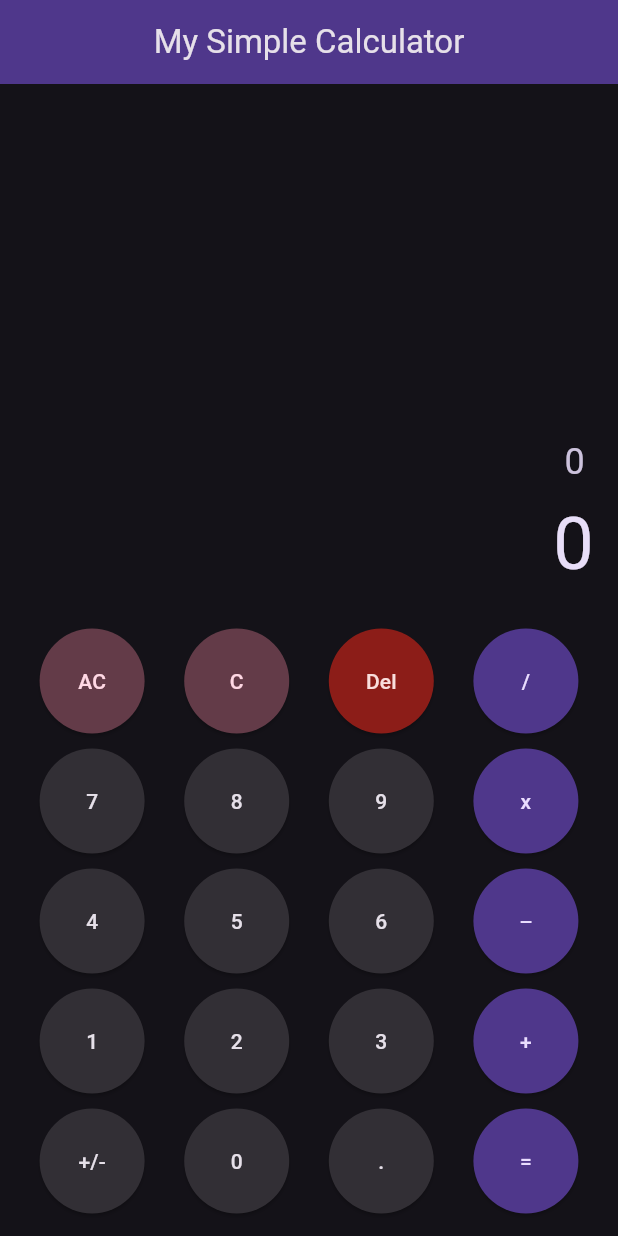
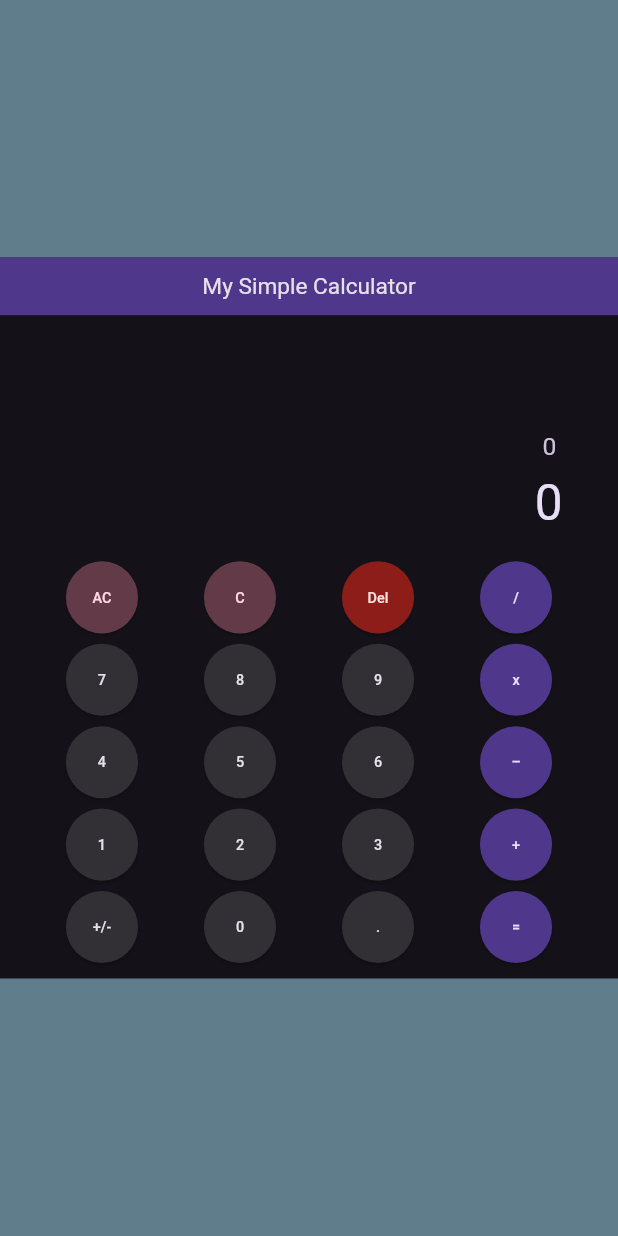
Before and after one commit to csarevalo/Flutter-App-Simple-Calculator, a Flutter app: the screen it shows after launch, on a phone screen of 412 x 824 dp. Run offline on Flutter 3.47's test engine with Material 2 defaults, Android fonts, the phone set to English and light mode, and no system bars; Roboto replaces fonts that are missing (Poppins).

Commit message:
dynamic calculator fixed-size, and changes to app state

```diff
--- a/lib/src/appState/my_app_state_3.dart
+++ b/lib/src/appState/my_app_state_3.dart
@@ -24,7 +24,7 @@ class MyAppState extends ChangeNotifier {
 
   NumberFormat updateFormat(num num, [int maxDigits = 9, int minDigits = -1]) {
     //max num = 999e+395
-    // NumberFormat numberFormat = NumberFormat("########0.0########E0##", 'en_us');
+    // NumberFormat decFormat = NumberFormat("########0.########", 'en_us');
     NumberFormat decFormat = NumberFormat.decimalPattern('en_us');
     NumberFormat sciFormat = NumberFormat.scientificPattern('en_us');
     NumberFormat numberFormat; // OUTPUT
@@ -164,24 +164,25 @@ class MyAppState extends ChangeNotifier {
       // numberFormat.minimumSignificantDigitsStrict = true;
       numberFormat.minimumSignificantDigits = minSigFigs;
     } else if (format == 'dec') {
-      numberFormat = decFormat;
+      numStr = decFormat.format(num).replaceAll(RegExp(r'[^0-9]'), '');
+      if (numStr.length > maxDigits) {
+        numberFormat = sciFormat;
+      } else {
+        numberFormat = decFormat;
+      }
       numberFormat.significantDigitsInUse = true;
       numberFormat.maximumSignificantDigits = maxSigFigs;
 
-      // numStr = numberFormat.format(num);
-      // if (numStr.contains('.')) {
-      //   //after decimal dot
-      //   numStr.split('.')[1];
+      //FIXME: attempting to mess with the minimum significat digits
+      // produces unnecessary zeros
+
+      // if (!minDigits.isNegative && num == 0) {
+      //   minSigFigs = minDigits;
       // } else {
-      //   //no decimal
+      //   minSigFigs = maxSigFigs;
       // }
-      if (!minDigits.isNegative && num == 0) {
-        minSigFigs = minDigits;
-      } else {
-        minSigFigs = maxSigFigs;
-      }
-      // numberFormat.minimumSignificantDigitsStrict = true;
-      numberFormat.minimumSignificantDigits = minSigFigs;
+      // // numberFormat.minimumSignificantDigitsStrict = true;
+      // numberFormat.minimumSignificantDigits = minSigFigs;
     } else {
       throw Exception('Invalid format');
     }
@@ -192,27 +193,9 @@ class MyAppState extends ChangeNotifier {
     //==============================================================
     // numberFormat.significantDigitsInUse = true;
     // numberFormat.maximumSignificantDigits = maxSigFigs;
-    // numberFormat.minimumSignificantDigitsStrict = true;
-    // numberFormat.minimumSignificantDigits = minSigFigs;
+    // numberFormat.minimumSignificantDigitsStrict = true; //issues
+    // numberFormat.minimumSignificantDigits = minSigFigs; //issues
     //==============================================================
-
-    // if (num.toString().contains('.')) {
-    //   numberFormat.minimumSignificantDigitsStrict = true;
-    //   if (num.toString().length < maxDigits) {
-    //     // display small numbers (e.g. 0.001)
-    //     var tempString = num.toString().replaceAll(RegExp(r'[^0-9]'), '');
-    //     if (tempString.contains('e')) {
-    //       numberFormat.minimumSignificantDigits =
-    //           tempString.split('e')[0].length - 2;
-    //     } else {
-    //       numberFormat.minimumSignificantDigits = tempString.length - 2;
-    //     }
-    //   } else {
-    //     numberFormat.minimumSignificantDigits = maxDigits;
-    //   }
-    // } else {
-    //   numberFormat.minimumSignificantDigitsStrict = false;
-    // }
 
     /// USELESS VALUES
     // numberFormat.maximumIntegerDigits = maxDigits;
--- a/lib/src/calculator_app.dart
+++ b/lib/src/calculator_app.dart
@@ -20,14 +20,14 @@ class CalculatorApp extends StatelessWidget {
           fontFamily: 'Poppins',
           colorScheme: ThemeData.dark(useMaterial3: true).colorScheme,
         ),
-        home: MyHomePage(),
+        home: const MyHomePage(),
       ),
     );
   }
 }
 
 class MyHomePage extends StatefulWidget {
-  MyHomePage({super.key});
+  const MyHomePage({super.key});
 
   @override
   State<MyHomePage> createState() => _MyHomePageState();
@@ -35,6 +35,43 @@ class MyHomePage extends StatefulWidget {
 
 class _MyHomePageState extends State<MyHomePage> {
   //vars here
+
+  @override
+  Widget build(BuildContext context) {
+    return SafeArea(
+      child: _ScalingBox(),
+    );
+  }
+}
+
+class _ScalingBox extends StatelessWidget {
+  //ALL CREDIT FOR THIS CLASS GOES TO Paweł Szymański from Medium
+  //https://stasheq.medium.com/scale-whole-app-or-widget-contents-to-a-screen-size-in-flutter-e3be161b5ab4
+  @override
+  Widget build(BuildContext context) {
+    double logicWidth = 600;
+    double logicHeight = 700;
+    return SizedBox.expand(
+      child: Container(
+        color: Colors.blueGrey,
+        child: FittedBox(
+          fit: BoxFit.contain,
+          alignment: Alignment.center,
+          child: SizedBox(
+            width: logicWidth,
+            height: logicHeight,
+            child: const ScaffoldContent(),
+          ),
+        ),
+      ),
+    );
+  }
+}
+
+class ScaffoldContent extends StatelessWidget {
+  const ScaffoldContent({
+    super.key,
+  });
 
   @override
   Widget build(BuildContext context) {
@@ -73,6 +110,7 @@ class _MyHomePageState extends State<MyHomePage> {
           ),
           const SizedBox(height: 5),
         ],
-        ));
+      ),
+    );
   }
 }
```
Lines whose indentation alone changed are shown as unchanged.
